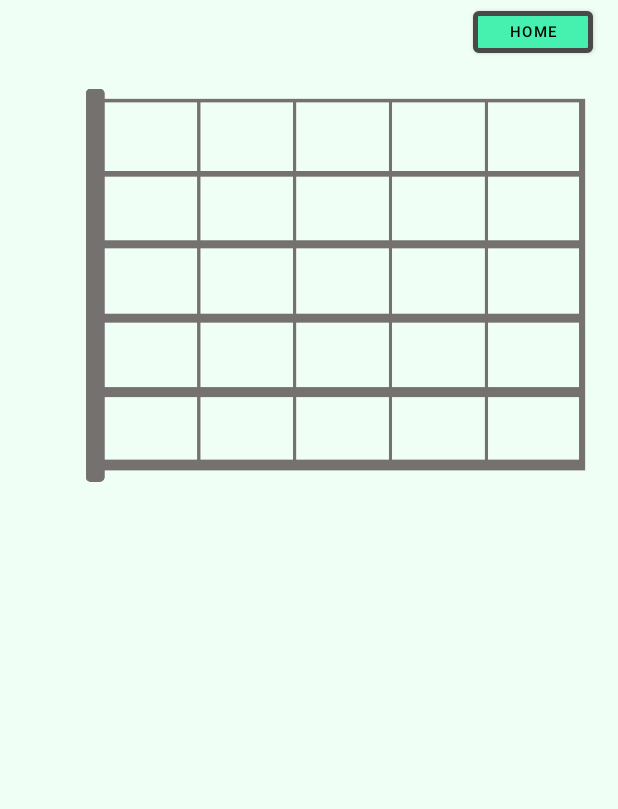
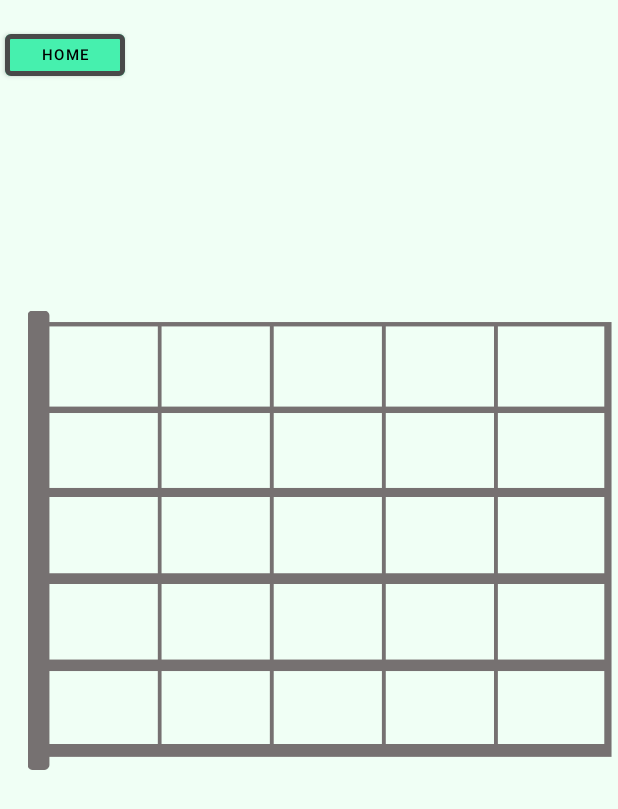
Before and after one commit to Qinetik/Mint-Chord-Writer, an Android app: the EditActivity screen opened directly, with no data from a screen before it, on a phone screen of 412 x 824 dp. Shown: the top 809 px of the screen. Run offline under Robolectric (Android 15) with nearby library versions, the phone set to English and light mode, and no system bars.

Commit message:
1/29
chagning the format of files

```diff
--- a/app/src/main/res/layout/activity_edit.xml
+++ b/app/src/main/res/layout/activity_edit.xml
@@ -15,21 +15,21 @@
         android:textSize="10sp"
         app:layout_constraintBottom_toTopOf="@+id/guitarPanel"
         app:layout_constraintEnd_toEndOf="parent"
-        app:layout_constraintHorizontal_bias="0.95"
+        app:layout_constraintHorizontal_bias="0.01"
         app:layout_constraintStart_toStartOf="parent"
         app:layout_constraintTop_toTopOf="parent"
         app:layout_constraintVertical_bias="0.1" />
 
     <ImageView
         android:id="@+id/guitarPanel"
-        android:layout_width="340dp"
-        android:layout_height="270dp"
+        android:layout_width="429dp"
+        android:layout_height="306dp"
         app:layout_constraintBottom_toBottomOf="parent"
         app:layout_constraintEnd_toEndOf="parent"
-        app:layout_constraintHorizontal_bias="0.75"
+        app:layout_constraintHorizontal_bias="0.125"
         app:layout_constraintStart_toStartOf="parent"
         app:layout_constraintTop_toTopOf="parent"
-        app:layout_constraintVertical_bias="0.1"
+        app:layout_constraintVertical_bias="0.40"
         app:srcCompat="@drawable/guitar_panel_h"
         tools:ignore="MissingConstraints" />
 
--- a/app/src/main/res/layout/activity_main.xml
+++ b/app/src/main/res/layout/activity_main.xml
@@ -40,8 +40,7 @@
         app:layout_constraintEnd_toEndOf="parent"
         app:layout_constraintStart_toStartOf="parent"
         app:layout_constraintTop_toTopOf="parent"
-        app:layout_constraintVertical_bias="0.8" >
-    </androidx.recyclerview.widget.RecyclerView>
+        app:layout_constraintVertical_bias="0.8" />
 
 
 </androidx.constraintlayout.widget.ConstraintLayout>
```
Also changed, not shown: app/src/main/java/com/example/mint_chord_writer/Song.kt (+3 -13 lines), app/src/main/java/com/example/mint_chord_writer/SongAdapter.kt (added, +29 -0 lines), app/src/main/java/com/example/mint_chord_writer/SongsAdapter.kt (deleted, +0 -36 lines), app/src/main/res/layout/main_song_list.xml (deleted, +0 -25 lines).
